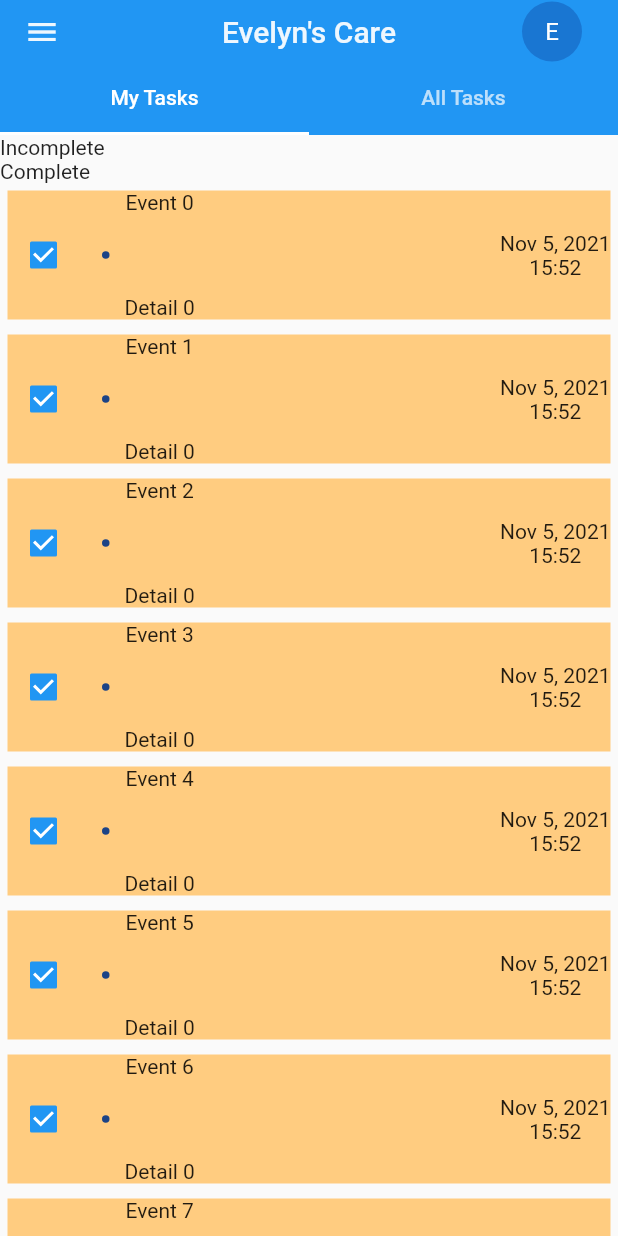
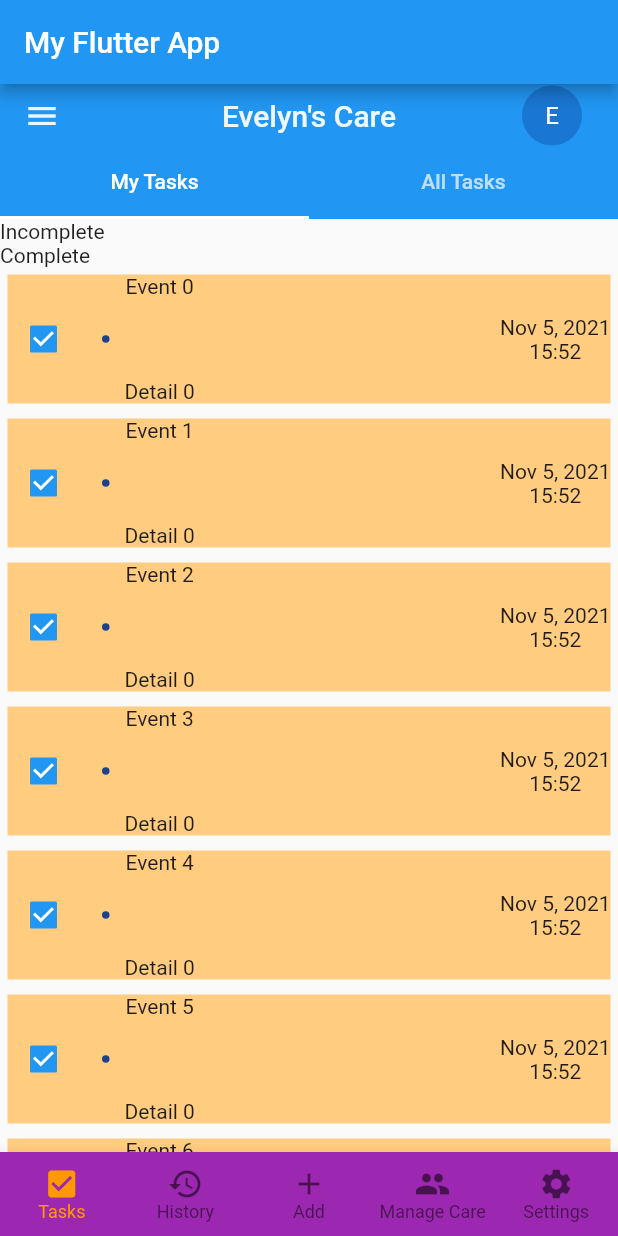
Before and after one commit to jennanatkinson/caregiver-app, a Flutter app: the screen it shows after launch, on a phone screen of 412 x 824 dp. Run offline on Flutter 3.47's test engine with Material 2 defaults, Android fonts, the phone set to English and light mode, and no system bars.

Commit message:
Creating bottom nav and adding string reference file

```diff
--- a/lib/main.dart
+++ b/lib/main.dart
@@ -1,7 +1,7 @@
 import 'package:flutter/material.dart';
-
-import 'theme.dart';
-import 'tasks_widget.dart';
+import 'home_widget.dart';
+//import 'theme.dart';
+//import 'tasks_widget.dart';
 
 void main() => runApp(const CaregiverApp());
 
@@ -10,15 +10,15 @@ class CaregiverApp extends StatelessWidget {
 
   @override
   Widget build(BuildContext context) {
-    return const MaterialApp(
+    return MaterialApp(
       title: 'Caregiver',
-      home: Scaffold(
+      home: Home(),/*Scaffold(
         body: TasksWidget(
           carePlanName: 'Evelyn\'s Care',
           patientInitials: 'E'
         ),
       ),
-      //theme: mainThemeData,
+      //theme: mainThemeData,*/
     );
   }
 }
--- /dev/null
+++ b/lib/strings.dart
@@ -0,0 +1,9 @@
+const myTasksString = 'My Tasks';
+const allTasksString = 'All Tasks';
+const incompleteString = 'Incomplete';
+const completeString = 'Complete';
+const taskString = 'Tasks';
+const historyString = 'History';
+const addString = 'Add';
+const manageCareString = 'Manage Care';
+const settingsString = 'Settings';
--- a/lib/tasks_widget.dart
+++ b/lib/tasks_widget.dart
@@ -1,8 +1,9 @@
 import 'package:flutter/material.dart';
 import 'package:intl/intl.dart';
 import 'dart:math';
+import 'strings.dart';
 
-import 'theme.dart';
+//import 'theme.dart';
 import 'main_app_bar.dart';
 import 'data_objects/event.dart';
 import 'dao/event_access_object.dart';
@@ -19,8 +20,8 @@ class TasksWidget extends StatefulWidget {
   }) : super(key: key);
   final String carePlanName;
   final String patientInitials;
-  final String firstTab = 'My Tasks';
-  final String secondTab = 'All Tasks';
+  final String firstTab = myTasksString;
+  final String secondTab = allTasksString;
 
   @override
   State<TasksWidget> createState() => _TasksWidgetState();
@@ -68,13 +69,13 @@ ListView createEventTabListView(String? assignedUserId) {
   List<Event> completeEvents = eventAccessObject.getEvents(
       null, null, null, null, true, null, null);
 
-  var listItems = <Widget>[const Text('Incomplete')];
+  var listItems = <Widget>[const Text(incompleteString)];
   listItems.addAll(
     incompleteEvents.map(
       (event) => createEventListItem(event)
     ).toList()
   );
-  listItems.add(const Text('Complete'));
+  listItems.add(const Text(completeString));
   listItems.addAll(
     completeEvents.map(
         (event) => createEventListItem(event)
```
Also changed, not shown: lib/home_widget.dart (added, +72 -0 lines), lib/placeholder_widget.dart (added, +14 -0 lines), pubspec.lock.
